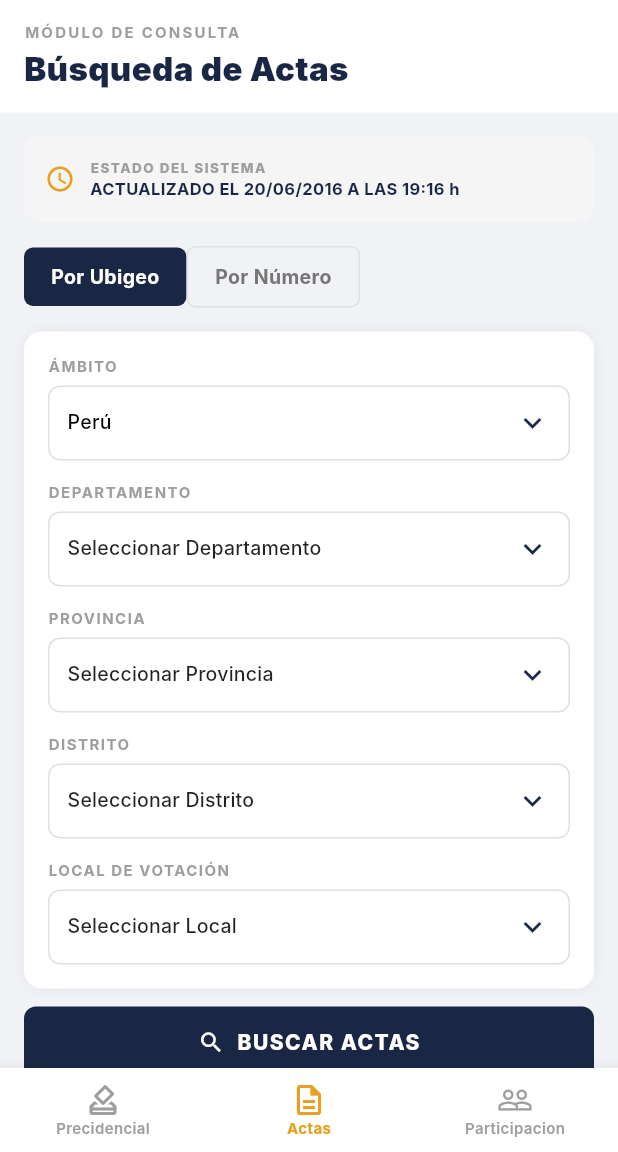
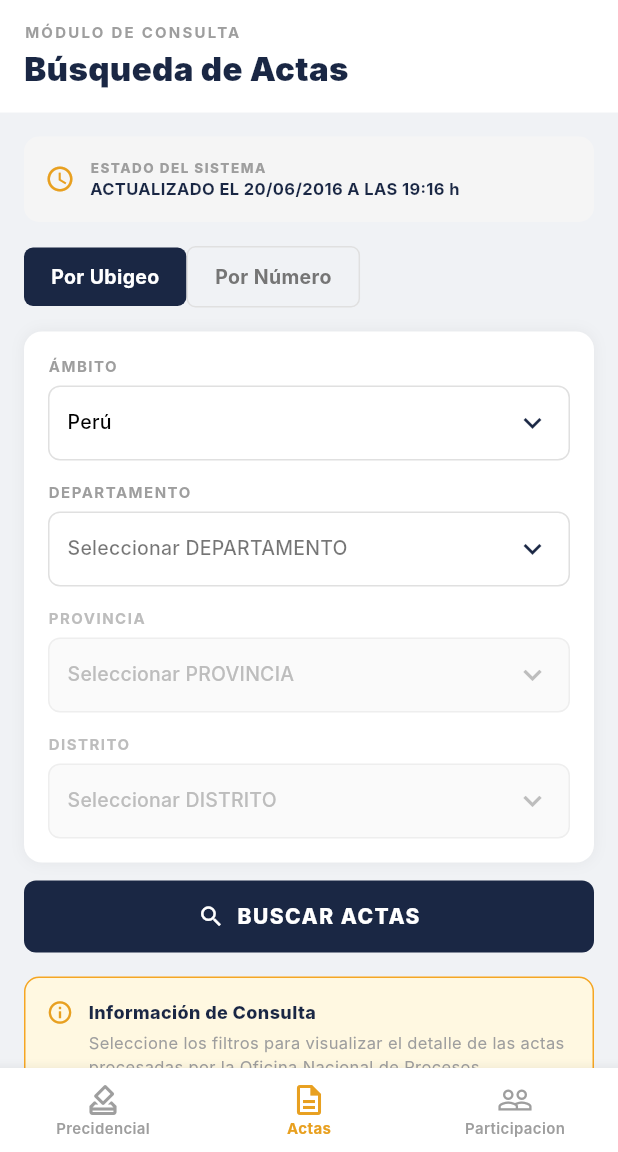
Before and after one commit to Tarias123/Onpe_Flutter, a Flutter app: the screen it shows after launch, item 2 of the bottom bar chosen, on a phone screen of 412 x 824 dp, the part 84-1236 px from its top. Run offline on Flutter 3.47's test engine with Material 3 defaults, Android fonts, the phone set to English and light mode, and no system bars; Roboto replaces fonts that are missing (Inter).

Commit message:
Conectar dropdowns de ubigeo con datos geograficos reales en cascada

```diff
--- a/lib/pages/actas_page.dart
+++ b/lib/pages/actas_page.dart
@@ -1,5 +1,6 @@
 import 'package:flutter/material.dart';
 import '../theme.dart';
+import '../data/geographic_data.dart';
 
 class ActasPage extends StatefulWidget {
   const ActasPage({super.key});
@@ -89,33 +90,42 @@ class _UbigeoTab extends StatefulWidget {
 }
 
 class _UbigeoTabState extends State<_UbigeoTab> {
-  String? _ambito = 'Perú';
+  String _ambito = 'Perú';
   String? _departamento;
   String? _provincia;
   String? _distrito;
-  String? _local;
   bool _buscado = false;
 
-  final _departamentos = ['Lima', 'Arequipa', 'Cusco', 'La Libertad', 'Piura', 'Puno', 'Junín'];
-  final _provincias = ['Lima', 'Callao', 'Huaral', 'Cañete', 'Huarochirí'];
-  final _distritos = ['Miraflores', 'San Isidro', 'Barranco', 'Surco', 'La Molina'];
-  final _locales = ['Local A', 'Local B', 'Local C'];
+  List<String> get _departamentos =>
+      _ambito == 'Perú' ? peruGeo.keys.toList() : extranjeroGeo.keys.toList();
+
+  List<String> get _provincias {
+    if (_departamento == null) return [];
+    if (_ambito == 'Perú') return peruGeo[_departamento]?.keys.toList() ?? [];
+    return extranjeroGeo[_departamento]?.keys.toList() ?? [];
+  }
+
+  List<String> get _distritos {
+    if (_departamento == null || _provincia == null) return [];
+    if (_ambito == 'Perú') return peruGeo[_departamento]?[_provincia] ?? [];
+    return extranjeroGeo[_departamento]?[_provincia] ?? [];
+  }
+
+  String get _label1 => _ambito == 'Perú' ? 'DEPARTAMENTO' : 'CONTINENTE';
+  String get _label2 => _ambito == 'Perú' ? 'PROVINCIA' : 'PAÍS';
+  String get _label3 => _ambito == 'Perú' ? 'DISTRITO' : 'CIUDAD';
 
   @override
   Widget build(BuildContext context) {
     return ListView(
       padding: const EdgeInsets.all(16),
       children: [
-        // Estado del sistema
         _EstadoCard(),
         const SizedBox(height: 16),
-        // Toggle
         _TabToggle(porUbigeo: true, onSwitch: widget.onSwitch),
         const SizedBox(height: 16),
-        // Formulario
         _formCard(),
         const SizedBox(height: 12),
-        // Botón buscar
         SizedBox(
           width: double.infinity,
           child: ElevatedButton.icon(
@@ -135,13 +145,12 @@ class _UbigeoTabState extends State<_UbigeoTab> {
         const SizedBox(height: 16),
         if (_buscado) ...[
           _ResultadosUbigeoCard(
-            departamento: _departamento ?? _ambito ?? 'Lima',
+            departamento: _departamento ?? _ambito,
             provincia: _provincia,
             distrito: _distrito,
           ),
           const SizedBox(height: 16),
         ],
-        // Info
         _InfoCard('Información de Consulta',
             'Seleccione los filtros para visualizar el detalle de las actas procesadas por la Oficina Nacional de Procesos Electorales.'),
         const SizedBox(height: 12),
@@ -158,46 +167,46 @@ class _UbigeoTabState extends State<_UbigeoTab> {
       ),
       padding: const EdgeInsets.all(16),
       child: Column(children: [
-        _dropdown('ÁMBITO', _ambito, ['Perú', 'Extranjero'], (v) => setState(() => _ambito = v)),
+        _dropdown('ÁMBITO', _ambito, ['Perú', 'Extranjero'],
+            (v) => setState(() { _ambito = v!; _departamento = null; _provincia = null; _distrito = null; _buscado = false; })),
         const SizedBox(height: 14),
-        _dropdown('DEPARTAMENTO', _departamento, _departamentos,
-            (v) => setState(() { _departamento = v; _provincia = null; _distrito = null; _local = null; }),
-            hint: 'Seleccionar Departamento'),
+        _dropdown(_label1, _departamento, _departamentos,
+            (v) => setState(() { _departamento = v; _provincia = null; _distrito = null; _buscado = false; }),
+            hint: 'Seleccionar $_label1'),
         const SizedBox(height: 14),
-        _dropdown('PROVINCIA', _provincia, _provincias,
-            (v) => setState(() { _provincia = v; _distrito = null; _local = null; }),
-            hint: 'Seleccionar Provincia'),
+        _dropdown(_label2, _provincia, _provincias,
+            _departamento == null ? null : (v) => setState(() { _provincia = v; _distrito = null; _buscado = false; }),
+            hint: 'Seleccionar $_label2'),
         const SizedBox(height: 14),
-        _dropdown('DISTRITO', _distrito, _distritos,
-            (v) => setState(() { _distrito = v; _local = null; }),
-            hint: 'Seleccionar Distrito'),
-        const SizedBox(height: 14),
-        _dropdown('LOCAL DE VOTACIÓN', _local, _locales,
-            (v) => setState(() => _local = v),
-            hint: 'Seleccionar Local'),
+        _dropdown(_label3, _distrito, _distritos,
+            _provincia == null ? null : (v) => setState(() { _distrito = v; _buscado = false; }),
+            hint: 'Seleccionar $_label3'),
       ]),
     );
   }
 
-  Widget _dropdown(String label, String? value, List<String> items, ValueChanged<String?> onChanged, {String? hint}) {
+  Widget _dropdown(String label, String? value, List<String> items, ValueChanged<String?>? onChanged, {String? hint}) {
+    final disabled = onChanged == null || items.isEmpty;
     return Column(crossAxisAlignment: CrossAxisAlignment.start, children: [
       Text(label,
-          style: const TextStyle(fontSize: 10, fontWeight: FontWeight.w700, color: Colors.grey, letterSpacing: 1)),
+          style: TextStyle(fontSize: 10, fontWeight: FontWeight.w700,
+              color: disabled ? Colors.grey[400] : Colors.grey, letterSpacing: 1)),
       const SizedBox(height: 6),
       Container(
         decoration: BoxDecoration(
-          border: Border.all(color: Colors.grey[300]!),
+          border: Border.all(color: disabled ? Colors.grey[200]! : Colors.grey[300]!),
           borderRadius: BorderRadius.circular(8),
+          color: disabled ? Colors.grey[50] : Colors.white,
         ),
         padding: const EdgeInsets.symmetric(horizontal: 12),
         child: DropdownButtonHideUnderline(
           child: DropdownButton<String>(
             isExpanded: true,
             value: value,
-            hint: Text(hint ?? value ?? '', style: const TextStyle(fontSize: 13, color: Colors.black87)),
-            icon: const Icon(Icons.keyboard_arrow_down, color: AppColors.navyDark),
+            hint: Text(hint ?? '', style: TextStyle(fontSize: 13, color: disabled ? Colors.grey[400] : Colors.black54)),
+            icon: Icon(Icons.keyboard_arrow_down, color: disabled ? Colors.grey[400] : AppColors.navyDark),
             items: items.map((e) => DropdownMenuItem(value: e, child: Text(e, style: const TextStyle(fontSize: 13)))).toList(),
-            onChanged: onChanged,
+            onChanged: disabled ? null : onChanged,
           ),
         ),
       ),
```
